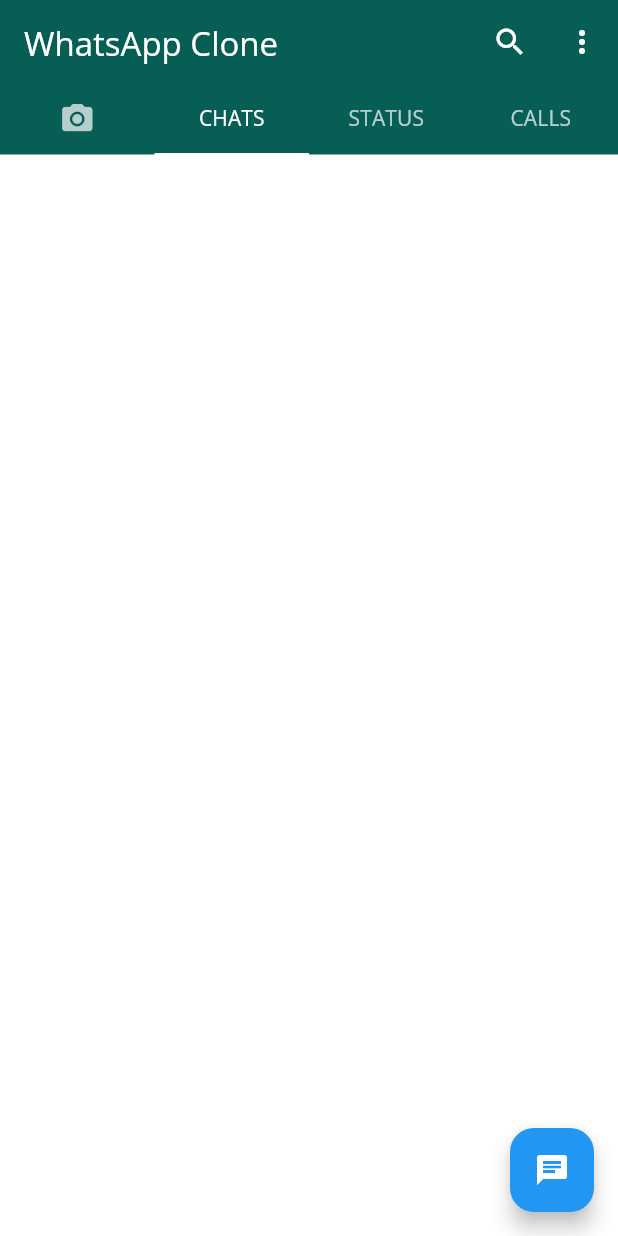
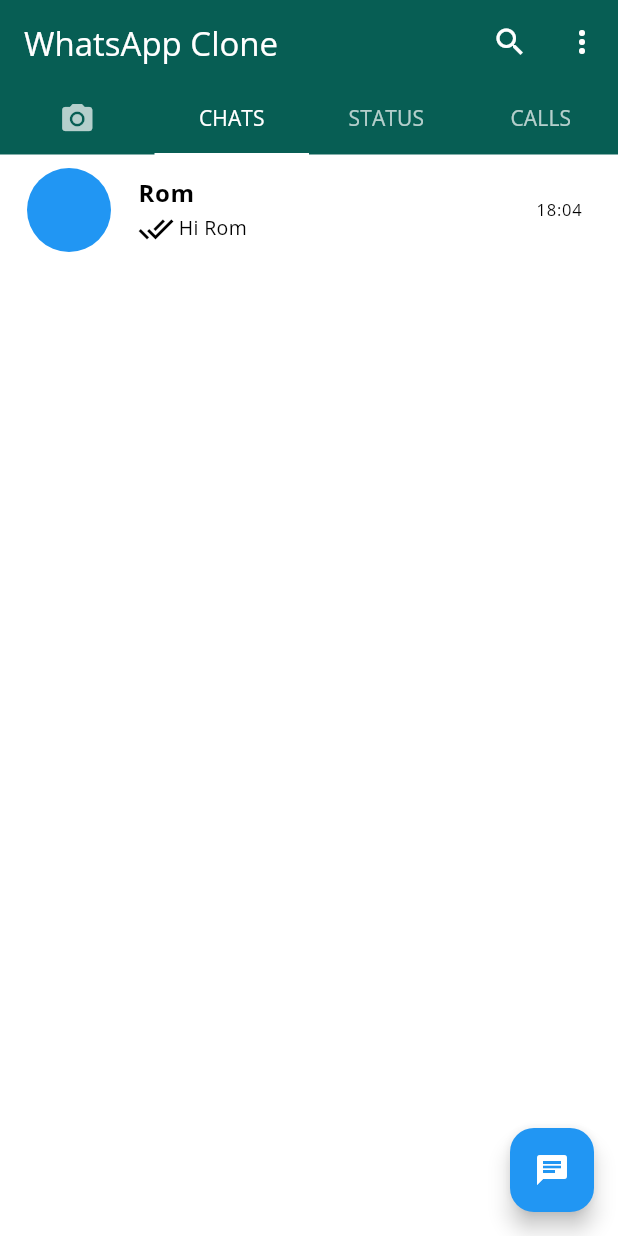
Before and after one commit to romelt777/ChatApp, a Flutter app: the screen it shows after launch, on a phone screen of 412 x 824 dp. Run offline on Flutter 3.47's test engine with Material 3 defaults, Android fonts, the phone set to English and light mode, and no system bars.

Commit message:
hard coded 1 chatcard

```diff
--- /dev/null
+++ b/lib/customui/custom_card.dart
@@ -0,0 +1,35 @@
+import 'package:flutter/material.dart';
+
+class CustomCard extends StatelessWidget {
+  const CustomCard({super.key});
+
+  @override
+  Widget build(BuildContext context) {
+    return ListTile(
+      leading: CircleAvatar(
+        radius: 30,
+      ),
+      title: Text(
+        "Rom",
+        style: TextStyle(
+          fontSize: 16,
+          fontWeight: FontWeight.bold
+        ),
+      ),
+      subtitle: Row(
+        children: [
+          Icon(Icons.done_all),
+          SizedBox(width: 3),
+          Text(
+            "Hi Rom",
+            style: TextStyle(
+              fontSize: 13
+            ),
+          )
+        ],
+      ),
+      trailing: Text("18:04"),
+
+    );
+  }
+}
--- a/lib/pages/chat_page.dart
+++ b/lib/pages/chat_page.dart
@@ -1,3 +1,4 @@
+import 'package:chat_app/customui/custom_card.dart';
 import 'package:flutter/material.dart';
 
 class ChatPage extends StatefulWidget {
@@ -11,6 +12,11 @@ class _ChatPageState extends State<ChatPage> {
   @override
   Widget build(BuildContext context) {
     return Scaffold(
+      body: ListView(
+        children: [
+          CustomCard(),
+        ],
+      ),
       floatingActionButton: FloatingActionButton(
         onPressed: () {},
         child: Icon(Icons.chat)
```
